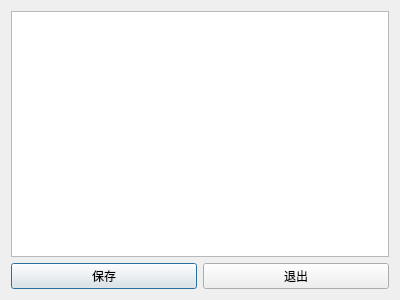
Old version of the form UiAccuracyTest/CameraDialog.ui in the repository chenxinjingjing/UI.
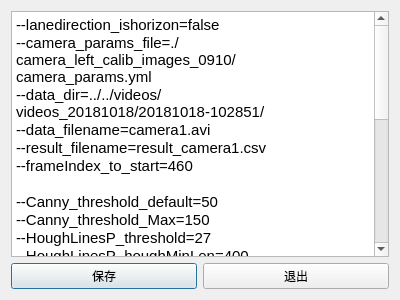
New version of the form.

```diff
--- a/UiAccuracyTest/CameraDialog.ui
+++ b/UiAccuracyTest/CameraDialog.ui
@@ -15,7 +15,42 @@
   </property>
   <layout class="QGridLayout" name="gridLayout">
    <item row="0" column="0" colspan="2">
-    <widget class="QTextEdit" name="datafusion_params"/>
+    <widget class="QTextEdit" name="datafusion_params">
+     <property name="html">
+      <string>&lt;!DOCTYPE HTML PUBLIC &quot;-//W3C//DTD HTML 4.0//EN&quot; &quot;http://www.w3.org/TR/REC-html40/strict.dtd&quot;&gt;
+&lt;html&gt;&lt;head&gt;&lt;meta name=&quot;qrichtext&quot; content=&quot;1&quot; /&gt;&lt;style type=&quot;text/css&quot;&gt;
+p, li { white-space: pre-wrap; }
+&lt;/style&gt;&lt;/head&gt;&lt;body style=&quot; font-family:'Ubuntu'; font-size:11pt; font-weight:400; font-style:normal;&quot;&gt;
+&lt;p style=&quot; margin-top:0px; margin-bottom:0px; margin-left:0px; margin-right:0px; -qt-block-indent:0; text-indent:0px;&quot;&gt;--lanedirection_ishorizon=false&lt;/p&gt;
+&lt;p style=&quot; margin-top:0px; margin-bottom:0px; margin-left:0px; margin-right:0px; -qt-block-indent:0; text-indent:0px;&quot;&gt;--camera_params_file=./camera_left_calib_images_0910/camera_params.yml&lt;/p&gt;
+&lt;p style=&quot; margin-top:0px; margin-bottom:0px; margin-left:0px; margin-right:0px; -qt-block-indent:0; text-indent:0px;&quot;&gt;--data_dir=../../videos/videos_20181018/20181018-102851/&lt;/p&gt;
+&lt;p style=&quot; margin-top:0px; margin-bottom:0px; margin-left:0px; margin-right:0px; -qt-block-indent:0; text-indent:0px;&quot;&gt;--data_filename=camera1.avi&lt;/p&gt;
+&lt;p style=&quot; margin-top:0px; margin-bottom:0px; margin-left:0px; margin-right:0px; -qt-block-indent:0; text-indent:0px;&quot;&gt;--result_filename=result_camera1.csv&lt;/p&gt;
+&lt;p style=&quot; margin-top:0px; margin-bottom:0px; margin-left:0px; margin-right:0px; -qt-block-indent:0; text-indent:0px;&quot;&gt;--frameIndex_to_start=460&lt;/p&gt;
+&lt;p style=&quot;-qt-paragraph-type:empty; margin-top:0px; margin-bottom:0px; margin-left:0px; margin-right:0px; -qt-block-indent:0; text-indent:0px;&quot;&gt;&lt;br /&gt;&lt;/p&gt;
+&lt;p style=&quot; margin-top:0px; margin-bottom:0px; margin-left:0px; margin-right:0px; -qt-block-indent:0; text-indent:0px;&quot;&gt;--Canny_threshold_default=50&lt;/p&gt;
+&lt;p style=&quot; margin-top:0px; margin-bottom:0px; margin-left:0px; margin-right:0px; -qt-block-indent:0; text-indent:0px;&quot;&gt;--Canny_threshold_Max=150&lt;/p&gt;
+&lt;p style=&quot; margin-top:0px; margin-bottom:0px; margin-left:0px; margin-right:0px; -qt-block-indent:0; text-indent:0px;&quot;&gt;--HoughLinesP_threshold=27&lt;/p&gt;
+&lt;p style=&quot; margin-top:0px; margin-bottom:0px; margin-left:0px; margin-right:0px; -qt-block-indent:0; text-indent:0px;&quot;&gt;--HoughLinesP_houghMinLen=400&lt;/p&gt;
+&lt;p style=&quot; margin-top:0px; margin-bottom:0px; margin-left:0px; margin-right:0px; -qt-block-indent:0; text-indent:0px;&quot;&gt;--HoughLinesP_houghMaxGap=300&lt;/p&gt;
+&lt;p style=&quot; margin-top:0px; margin-bottom:0px; margin-left:0px; margin-right:0px; -qt-block-indent:0; text-indent:0px;&quot;&gt;--HoughLinesP_houghStep=360&lt;/p&gt;
+&lt;p style=&quot; margin-top:0px; margin-bottom:0px; margin-left:0px; margin-right:0px; -qt-block-indent:0; text-indent:0px;&quot;&gt;--Blur_KernelSize=5&lt;/p&gt;
+&lt;p style=&quot; margin-top:0px; margin-bottom:0px; margin-left:0px; margin-right:0px; -qt-block-indent:0; text-indent:0px;&quot;&gt;--lineFilterAbsAngle_MinValue=60&lt;/p&gt;
+&lt;p style=&quot; margin-top:0px; margin-bottom:0px; margin-left:0px; margin-right:0px; -qt-block-indent:0; text-indent:0px;&quot;&gt;--lineFilterAbsAngle_MaxValue=120&lt;/p&gt;
+&lt;p style=&quot; margin-top:0px; margin-bottom:0px; margin-left:0px; margin-right:0px; -qt-block-indent:0; text-indent:0px;&quot;&gt;--WheelCols=331&lt;/p&gt;
+&lt;p style=&quot; margin-top:0px; margin-bottom:0px; margin-left:0px; margin-right:0px; -qt-block-indent:0; text-indent:0px;&quot;&gt;--WheelRows=767&lt;/p&gt;
+&lt;p style=&quot; margin-top:0px; margin-bottom:0px; margin-left:0px; margin-right:0px; -qt-block-indent:0; text-indent:0px;&quot;&gt;--parallelLines_inter_MaxAngle=2&lt;/p&gt;
+&lt;p style=&quot; margin-top:0px; margin-bottom:0px; margin-left:0px; margin-right:0px; -qt-block-indent:0; text-indent:0px;&quot;&gt;--parallelLines_MinDist=90&lt;/p&gt;
+&lt;p style=&quot; margin-top:0px; margin-bottom:0px; margin-left:0px; margin-right:0px; -qt-block-indent:0; text-indent:0px;&quot;&gt;--parallelLines_MaxDist=400&lt;/p&gt;
+&lt;p style=&quot; margin-top:0px; margin-bottom:0px; margin-left:0px; margin-right:0px; -qt-block-indent:0; text-indent:0px;&quot;&gt;--roiRegion_leftValue=400&lt;/p&gt;
+&lt;p style=&quot; margin-top:0px; margin-bottom:0px; margin-left:0px; margin-right:0px; -qt-block-indent:0; text-indent:0px;&quot;&gt;--roiRegion_rightValue=2048&lt;/p&gt;
+&lt;p style=&quot; margin-top:0px; margin-bottom:0px; margin-left:0px; margin-right:0px; -qt-block-indent:0; text-indent:0px;&quot;&gt;--roiRegion_upValue=0&lt;/p&gt;
+&lt;p style=&quot; margin-top:0px; margin-bottom:0px; margin-left:0px; margin-right:0px; -qt-block-indent:0; text-indent:0px;&quot;&gt;--roiRegion_downValue=1536&lt;/p&gt;
+&lt;p style=&quot;-qt-paragraph-type:empty; margin-top:0px; margin-bottom:0px; margin-left:0px; margin-right:0px; -qt-block-indent:0; text-indent:0px;&quot;&gt;&lt;br /&gt;&lt;/p&gt;
+&lt;p style=&quot;-qt-paragraph-type:empty; margin-top:0px; margin-bottom:0px; margin-left:0px; margin-right:0px; -qt-block-indent:0; text-indent:0px;&quot;&gt;&lt;br /&gt;&lt;/p&gt;
+&lt;p style=&quot;-qt-paragraph-type:empty; margin-top:0px; margin-bottom:0px; margin-left:0px; margin-right:0px; -qt-block-indent:0; text-indent:0px;&quot;&gt;&lt;br /&gt;&lt;/p&gt;&lt;/body&gt;&lt;/html&gt;</string>
+     </property>
+    </widget>
    </item>
    <item row="1" column="0">
     <widget class="QPushButton" name="save_the_txt">
```
